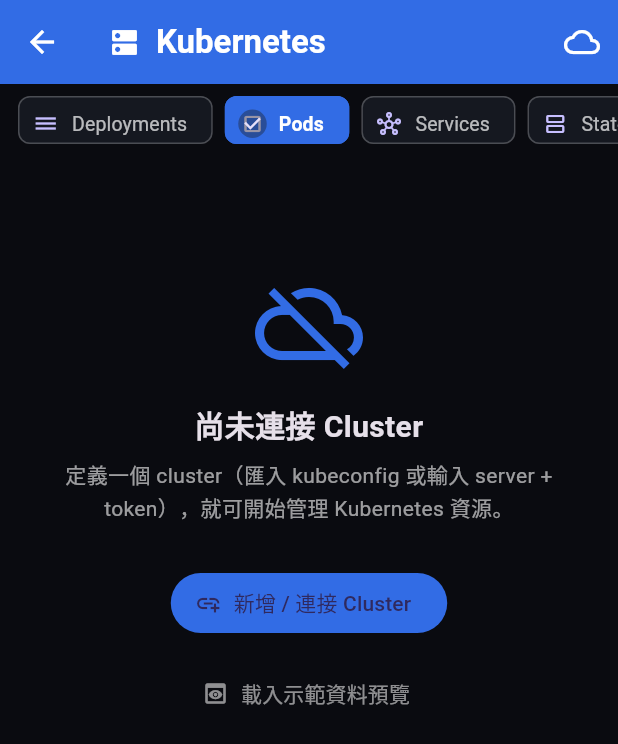
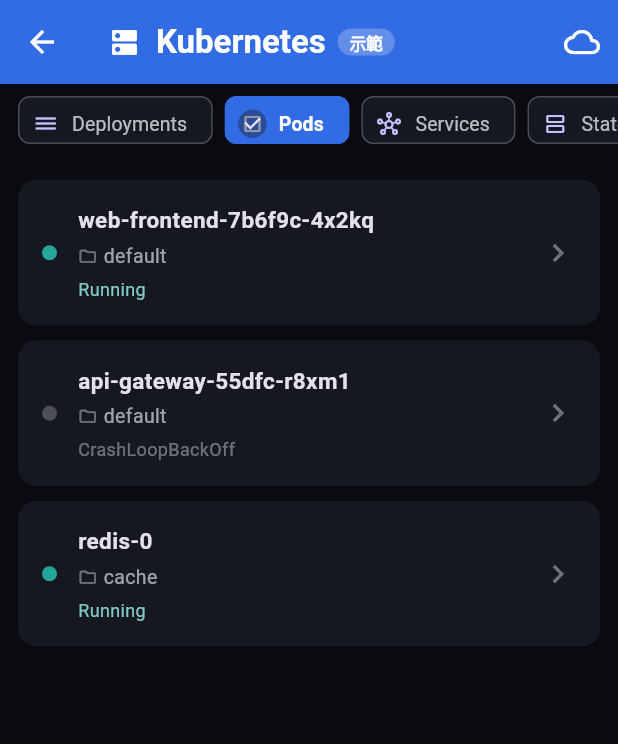
Before and after one commit to zavierlau/zav-mobile, a Flutter app: the K8sScreen screen opened directly, after a tap on "Pods", on a phone screen of 412 x 824 dp. Shown: the top 744 px of the screen. Run offline on Flutter 3.47's test engine with Material 3 defaults, Android fonts, the light colour scheme and no system bars; our stand-ins replace shared_preferences; missing offline and left inert: dart:html, dart:ui_web; accounts and stored records are empty.

Commit message:
K8s: auto-load demo resources when no cluster configured (visible on open) + '示範' badge in header

```diff
--- a/lib/screens/k8s_screen.dart
+++ b/lib/screens/k8s_screen.dart
@@ -53,12 +53,9 @@
       _error = null;
     });
     if (!_hasConnection) {
-      if (mounted) {
-        setState(() {
-          _loading = false;
-          _disconnected = true;
-        });
-      }
+      // No cluster config yet — auto-load demo data so the UI is immediately
+      // visible (no manual "load demo" tap needed). Shows label "示範".
+      _loadDemo();
       return;
     }
     try {
@@ -118,11 +115,19 @@
       appBar: AppBar(
         backgroundColor: _kK8sBlue,
         foregroundColor: Colors.white,
-        title: const Row(
+        title: Row(
           children: [
-            Icon(Icons.dns, size: 22),
-            SizedBox(width: 10),
-            Text('Kubernetes', style: TextStyle(fontWeight: FontWeight.bold)),
+            const Icon(Icons.dns, size: 22),
+            const SizedBox(width: 10),
+            const Text('Kubernetes', style: TextStyle(fontWeight: FontWeight.bold)),
+            if (!_hasConnection) ...[
+              const SizedBox(width: 8),
+              Container(
+                padding: const EdgeInsets.symmetric(horizontal: 8, vertical: 2),
+                decoration: BoxDecoration(color: Colors.white24, borderRadius: BorderRadius.circular(10)),
+                child: const Text('示範', style: TextStyle(fontSize: 11, fontWeight: FontWeight.w600)),
+              ),
+            ],
           ],
         ),
         actions: [
```
